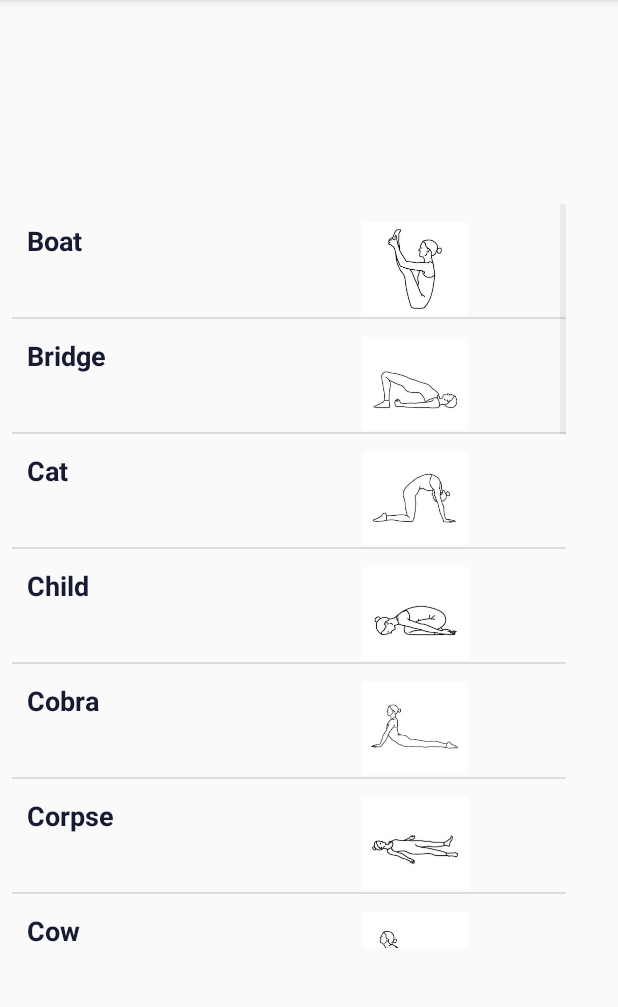
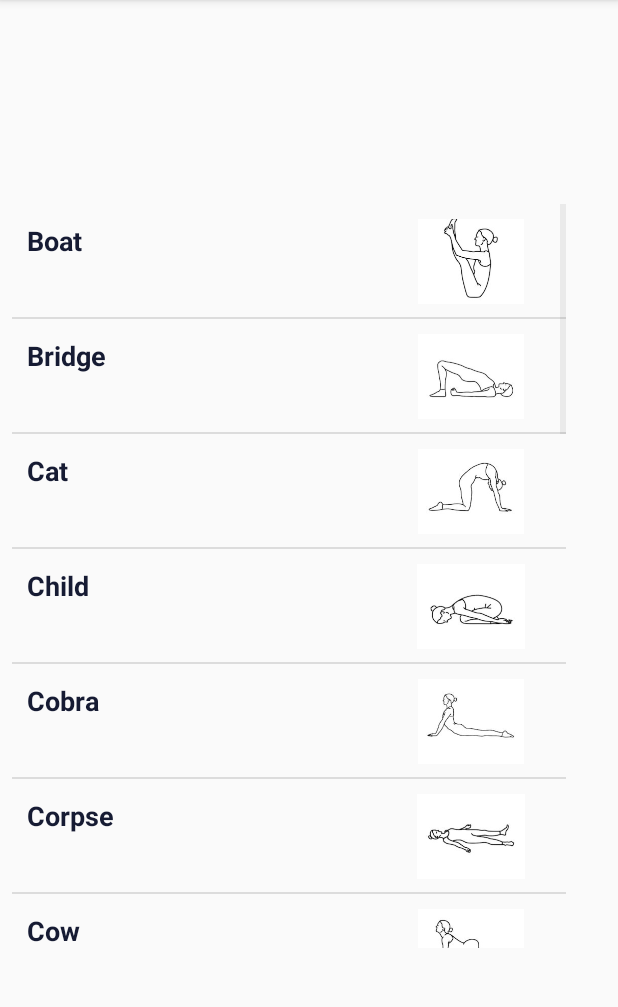
Before and after one commit to ClareBee/FlowYogaApp, an Android app: the TopPosesActivity screen opened directly, with no data from a screen before it, on a phone screen of 412 x 824 dp, the part 84-1091 px from its top. Run offline under Robolectric (Android 15) with nearby library versions, the phone set to English and light mode, and no system bars.

Commit message:
layout shifted

```diff
--- a/app/src/main/res/layout/poses_item.xml
+++ b/app/src/main/res/layout/poses_item.xml
@@ -27,10 +27,11 @@
         android:layout_height="62dp"
         android:layout_marginEnd="0dp"
         android:layout_marginStart="8dp"
-        android:layout_marginTop="2dp"
+        android:layout_marginTop="-6dp"
         app:layout_constraintLeft_toRightOf="@+id/poseItem"
         app:layout_constraintTop_toTopOf="parent"
         app:srcCompat="@android:drawable/gallery_thumb"
-        app:layout_constraintRight_toRightOf="parent" />
+        app:layout_constraintRight_toRightOf="parent"
+        app:layout_constraintHorizontal_bias="0.87" />
 
 </android.support.constraint.ConstraintLayout>
```
